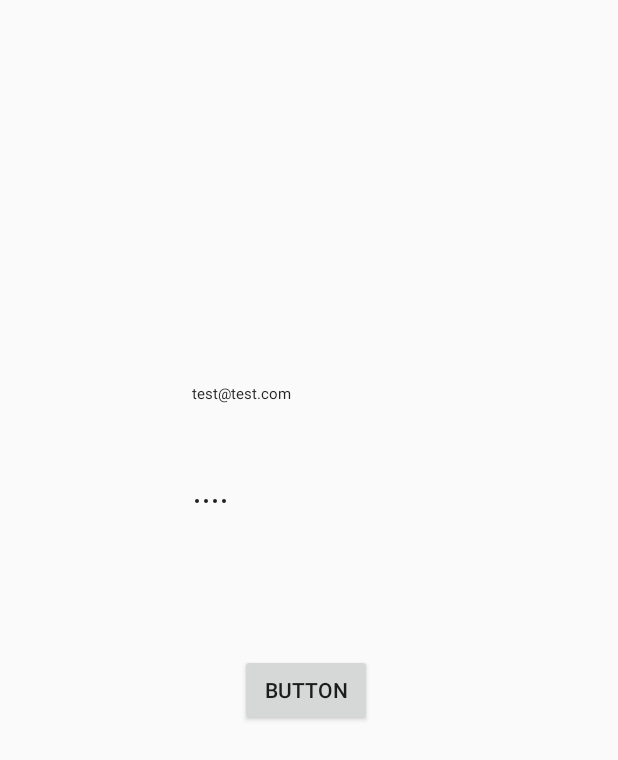
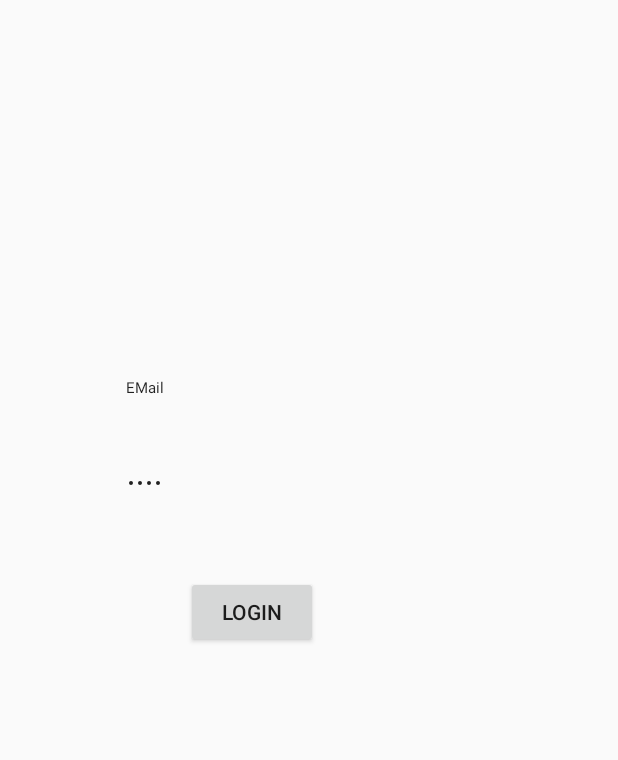
Before and after one commit to PostAdam/TramBeaconApp, an Android app: the layout activity_login.xml on its own in the app's theme, with its tools: preview values and no code run, on a phone screen of 412 x 824 dp. Shown: the top 760 px of the screen. Run offline under Robolectric (Android 15) with nearby library versions, the phone set to English and light mode, and no system bars.

Commit message:
finished Login layout and refactored SensorsActivity

```diff
--- a/app/src/main/java/com/pp/beacon/MainActivity.java
+++ b/app/src/main/java/com/pp/beacon/MainActivity.java
@@ -49,9 +49,6 @@ public class MainActivity extends AppCompatActivity {
                 beaconList.setAdapter(adapter);
             }
         });
-
-        usernameText = findViewById(R.id.usernameText);
-
     }
 
     @Override
--- a/app/src/main/java/com/pp/beacon/SensorsActivity.java
+++ b/app/src/main/java/com/pp/beacon/SensorsActivity.java
@@ -86,9 +86,11 @@ public class SensorsActivity extends AppCompatActivity implements SensorEventLis
         super.onCreate(savedInstanceState);
         setContentView(R.layout.activity_sensors);
 
+
         preferences = getSharedPreferences(JWT_PREFERENCES, MODE_PRIVATE);
 
         postCounterTextView = findViewById(R.id.postCounter);
+        postCounterTextView.setText(String.valueOf(postCounter));
 
         setUpSwitch();
         setUpBackButton();
@@ -227,7 +229,7 @@ public class SensorsActivity extends AppCompatActivity implements SensorEventLis
                 });
             }
         };
-        timer.schedule(doAsynchronousTask, 0, 1000); //execute in every 5000 ms
+        timer.schedule(doAsynchronousTask, 0, 5000); //execute in every 5000 ms
     }
 
     private void setUpBackButton() {
@@ -302,16 +304,13 @@ public class SensorsActivity extends AppCompatActivity implements SensorEventLis
     }
 
     private class HTTPAsyncTask extends AsyncTask<Void, Void, Void> {
-        public ArrayList<JSONObject> jsonObjects;
 
         public HTTPAsyncTask() {
-        }//ArrayList<JSONObject> jsonList) {
-        //  jsonObjects = jsonList;
-        //}
+        }
 
         @Override
         protected void onPreExecute() {
-            postCounterTextView.setText(String.valueOf(++postCounter));
+            //postCounterTextView.setText(String.valueOf(++postCounter));
         }
 
         @Override
@@ -336,7 +335,7 @@ public class SensorsActivity extends AppCompatActivity implements SensorEventLis
             call.enqueue(new Callback<Void>() {
                 @Override
                 public void onResponse(Call<Void> call, Response<Void> response) {
-                    System.out.println("###CODE: "+response.code());
+                    postCounterTextView.setText(String.valueOf(++postCounter));
                 }
 
                 @Override
--- a/app/src/main/res/layout/activity_login.xml
+++ b/app/src/main/res/layout/activity_login.xml
@@ -11,11 +11,11 @@
         style="@style/Base.Widget.MaterialComponents.TextInputEditText"
         android:layout_width="208dp"
         android:layout_height="53dp"
-        android:layout_marginStart="112dp"
-        android:layout_marginTop="236dp"
+        android:layout_marginStart="68dp"
+        android:layout_marginTop="232dp"
         android:ems="10"
         android:inputType="textPersonName"
-        android:text="test@test.com"
+        android:text="EMail"
         android:textColorHighlight="#009688"
         android:textColorLink="#009688"
         android:textCursorDrawable="@color/colorPrimary"
@@ -27,8 +27,8 @@
         style="@style/Base.Widget.MaterialComponents.TextInputEditText"
         android:layout_width="208dp"
         android:layout_height="53dp"
-        android:layout_marginStart="112dp"
-        android:layout_marginTop="308dp"
+        android:layout_marginStart="68dp"
+        android:layout_marginTop="296dp"
         android:ems="10"
         android:inputType="textPassword"
         android:text="test"
@@ -43,12 +43,11 @@
         android:id="@+id/button2"
         android:layout_width="wrap_content"
         android:layout_height="wrap_content"
-        android:layout_marginStart="160dp"
-        android:layout_marginTop="436dp"
-        android:text="Button"
+        android:layout_marginStart="124dp"
+        android:layout_marginTop="384dp"
+        android:onClick="login"
+        android:text="Login"
         app:layout_constraintStart_toStartOf="parent"
-        app:layout_constraintTop_toTopOf="parent"
-        android:onClick="login"
-        />
+        app:layout_constraintTop_toTopOf="parent" />
 
 </android.support.constraint.ConstraintLayout>
```
Also changed, not shown: app/src/main/res/layout/activity_main.xml (+0 -16 lines).
